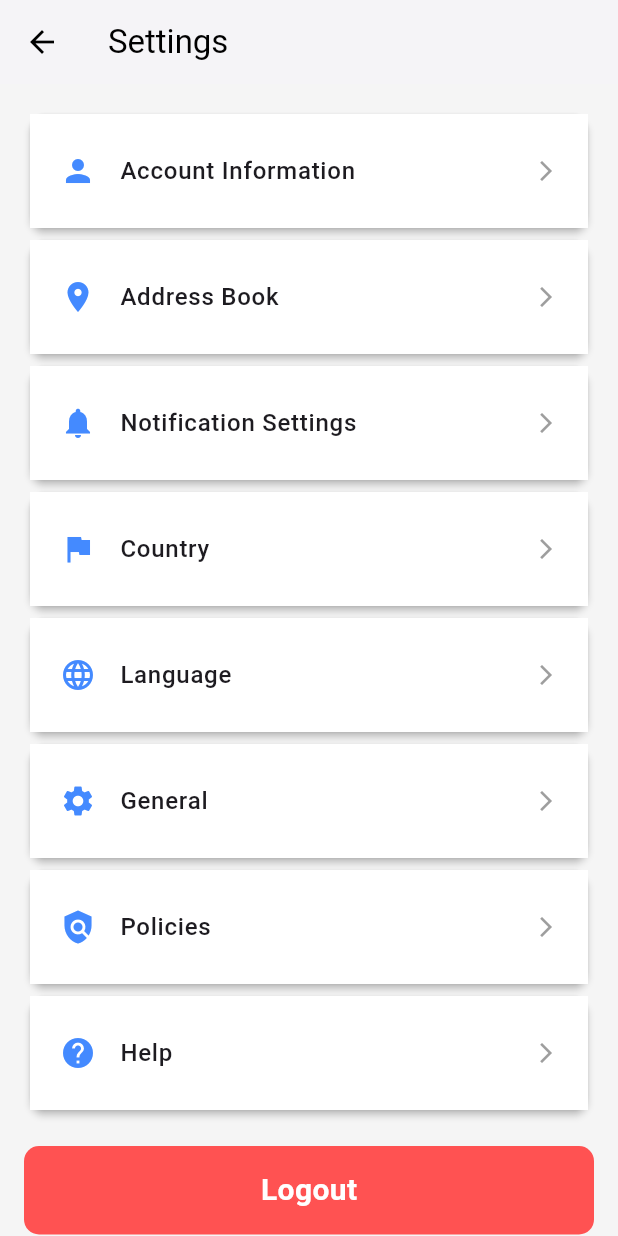
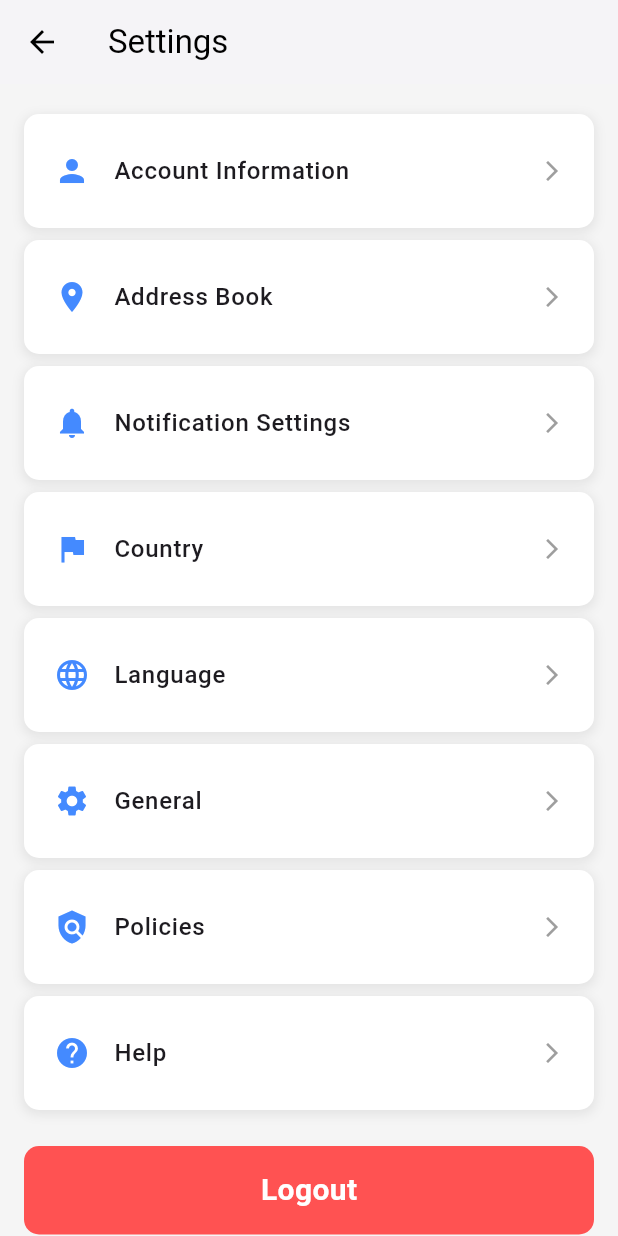
Before and after one commit to nisanray/megamart_ecommerce-app, a Flutter app: the SettingsView screen opened directly, on a phone screen of 412 x 824 dp. Run offline on Flutter 3.47's test engine with Material 3 defaults, Android fonts, the phone set to English and light mode, and no system bars; our stand-ins replace cached_network_image, cloud_firestore, firebase_auth, firebase_core, firebase_storage, flutter_svg and 3 more; accounts and stored records are empty.

Commit message:
upated profile and settings ui

```diff
--- a/lib/views/nav_screens/extra_search_screen.dart
+++ b/lib/views/nav_screens/extra_search_screen.dart
@@ -203,8 +203,8 @@
         type: BottomNavigationBarType.fixed,
         currentIndex: _selectedIndex,
         onTap: _onItemTapped,
-        unselectedItemColor: Colors.deepPurpleAccent.shade400,
-        selectedItemColor: Colors.amberAccent.shade700,
+        unselectedItemColor: Colors.blueGrey,
+        selectedItemColor: Colors.blueAccent.shade700,
         items: const [
           BottomNavigationBarItem(
             icon: Icon(Icons.home),
--- a/lib/views/product/vendor_detail_page.dart
+++ b/lib/views/product/vendor_detail_page.dart
@@ -175,8 +175,8 @@
         type: BottomNavigationBarType.fixed,
         currentIndex: _selectedIndex,
         onTap: _onItemTapped,
-        unselectedItemColor: Colors.deepPurpleAccent.shade400,
-        selectedItemColor: Colors.amberAccent.shade700,
+        unselectedItemColor: Colors.blueGrey,
+        selectedItemColor: Colors.blueAccent.shade700,
         items: const [
           BottomNavigationBarItem(
             icon: Icon(Icons.home),
--- a/lib/views/settings/settings_view.dart
+++ b/lib/views/settings/settings_view.dart
@@ -99,10 +99,19 @@
   }
 
   Widget _buildSettingsOption(BuildContext context, {required String title, required IconData icon, required VoidCallback onTap}) {
-    return Card(
-      elevation: 2, // Elevation for a card effect
-      shape: RoundedRectangleBorder(
+    return Container(
+      margin: const EdgeInsets.symmetric(vertical: 4), // Adds spacing between list items
+      decoration: BoxDecoration(
+        color: Colors.white,
         borderRadius: BorderRadius.circular(10), // Rounded corners
+        boxShadow: [
+          BoxShadow(
+            color: Colors.grey.withOpacity(0.2), // Light shadow for a subtle elevation effect
+            spreadRadius: 1,
+            blurRadius: 5,
+            offset: const Offset(0, 2), // Offset to make the shadow appear below the container
+          ),
+        ],
       ),
       child: ListTile(
         leading: Icon(icon, color: Colors.blueAccent), // Icon with accent color
@@ -112,11 +121,11 @@
         ),
         trailing: const Icon(Icons.arrow_forward_ios, size: 16, color: Colors.grey), // Arrow icon to indicate navigation
         onTap: onTap,
-        tileColor: Colors.white,
         contentPadding: const EdgeInsets.symmetric(horizontal: 20, vertical: 10), // Padding inside the tile
       ),
     );
   }
+
 
   Widget _buildLogoutButton(BuildContext context) {
     return InkWell(
```
